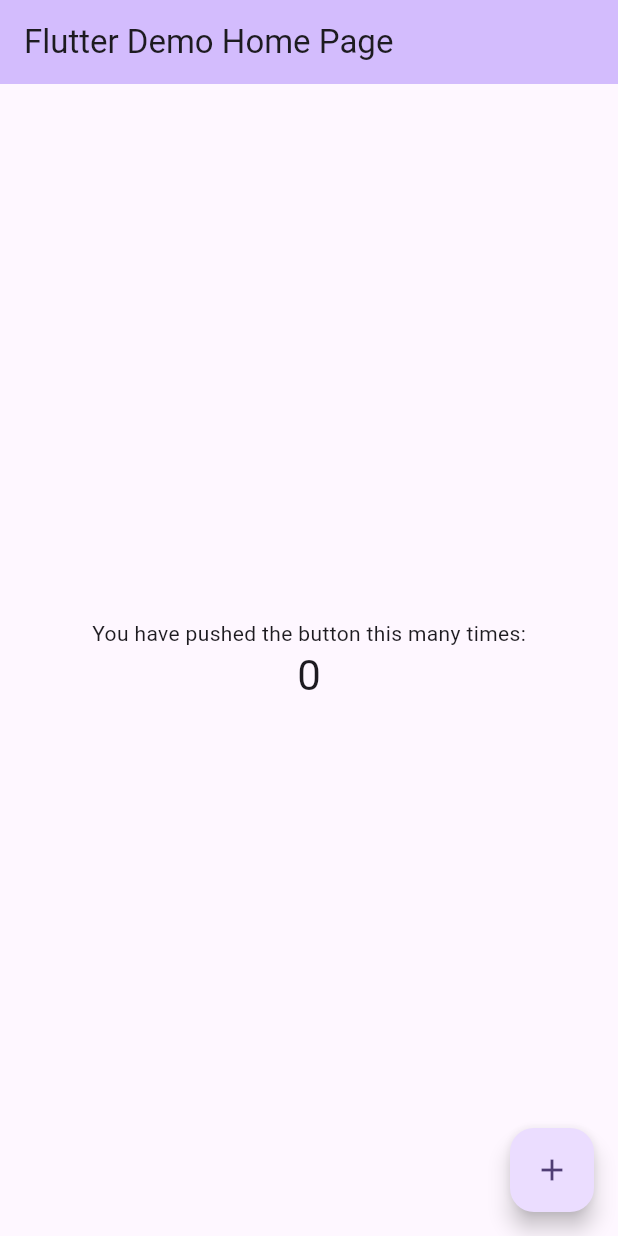
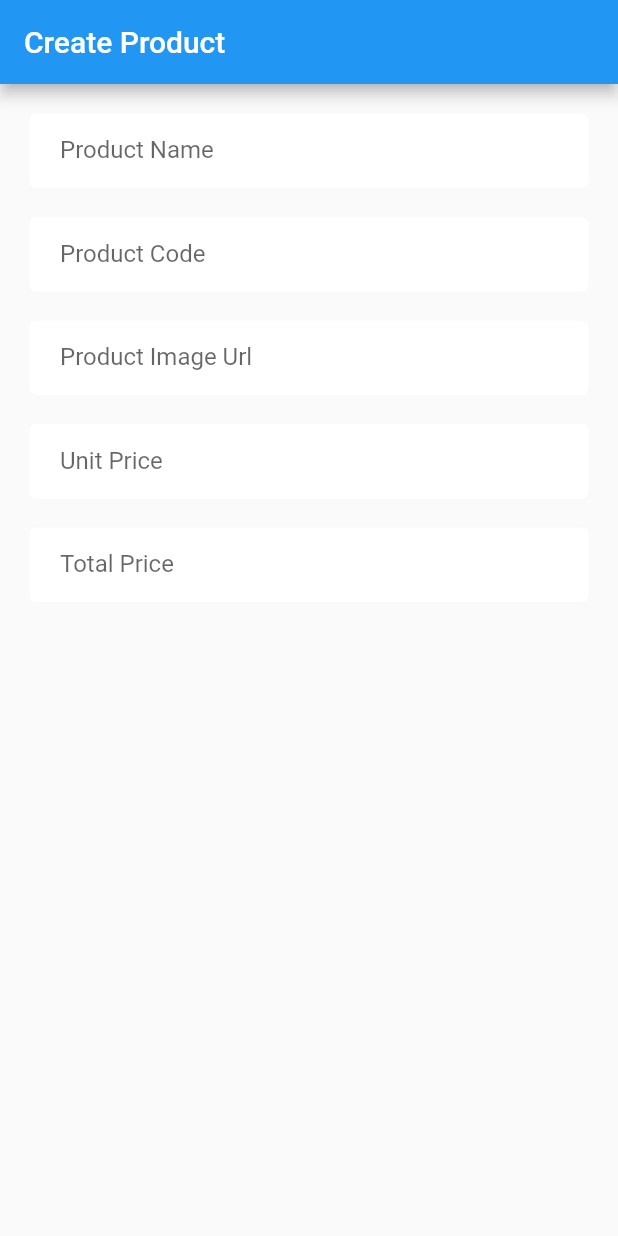
Before and after one commit to fakhruddin07/crud_with_rest_api_in_flutter, a Flutter app: the screen it shows after launch, on a phone screen of 412 x 824 dp. Run offline on Flutter 3.47's test engine with Material 2 defaults, Android fonts, the phone set to English and light mode, and no system bars.

Commit message:
makes custom color code and custom textfield

```diff
--- a/lib/Screen/product_create_screen.dart
+++ b/lib/Screen/product_create_screen.dart
@@ -0,0 +1,62 @@
+import 'package:crud_with_rest_api_in_flutter/Style/style.dart';
+import 'package:flutter/material.dart';
+
+class ProductCreateScreen extends StatefulWidget {
+  const ProductCreateScreen({super.key});
+
+  @override
+  State<ProductCreateScreen> createState() => _ProductCreateScreenState();
+}
+
+class _ProductCreateScreenState extends State<ProductCreateScreen> {
+  @override
+  Widget build(BuildContext context) {
+    return Scaffold(
+      appBar: AppBar(
+        title: const Text("Create Product"),
+      ),
+      body: Stack(
+        children: [
+          Container(
+            child: SingleChildScrollView(
+              padding: const EdgeInsets.all(20),
+              child: Column(
+                children: [
+                  TextFormField(
+                    onChanged: (value) {},
+                    decoration: AppInputDecoration("Product Name"),
+                  ),
+                  const SizedBox(height: 20),
+
+                  TextFormField(
+                    onChanged: (value) {},
+                    decoration: AppInputDecoration("Product Code"),
+                  ),
+                  const SizedBox(height: 20),
+
+                  TextFormField(
+                    onChanged: (value) {},
+                    decoration: AppInputDecoration("Product Image Url"),
+                  ),
+                  const SizedBox(height: 20),
+
+                  TextFormField(
+                    onChanged: (value) {},
+                    decoration: AppInputDecoration("Unit Price"),
+                  ),
+                  const SizedBox(height: 20),
+
+                  TextFormField(
+                    onChanged: (value) {},
+                    decoration: AppInputDecoration("Total Price"),
+                  ),
+                  const SizedBox(height: 20),
+                ],
+              ),
+            ),
+          ),
+        ],
+      ),
+    );
+  }
+}
--- a/lib/Style/style.dart
+++ b/lib/Style/style.dart
@@ -0,0 +1,22 @@
+import 'package:flutter/material.dart';
+
+const colorRed = Color.fromRGBO(231, 28, 36, 1);
+const colorGreen = Color.fromRGBO(33, 191, 115, 1);
+const colorWhite = Color.fromRGBO(255,255, 255, 1);
+const colorDarkBlue = Color.fromRGBO(231, 28, 36, 1);
+
+InputDecoration AppInputDecoration(label){
+  return InputDecoration(
+    border: const OutlineInputBorder(),
+    focusedBorder: const OutlineInputBorder(
+      borderSide: BorderSide(color: colorGreen, width: 1)
+    ),
+    fillColor: colorWhite,
+    filled: true,
+    enabledBorder: const OutlineInputBorder(
+        borderSide: BorderSide(color: colorWhite, width: 0)
+    ),
+    contentPadding: const EdgeInsets.fromLTRB(20, 10, 10, 20),
+    labelText: label,
+  );
+}
--- a/lib/main.dart
+++ b/lib/main.dart
@@ -1,3 +1,4 @@
+import 'package:crud_with_rest_api_in_flutter/Screen/product_create_screen.dart';
 import 'package:flutter/material.dart';
 
 void main() {
@@ -10,115 +11,13 @@ class MyApp extends StatelessWidget {
   @override
   Widget build(BuildContext context) {
     return MaterialApp(
-      title: 'CRUD With REST API',
+      title: 'Flutter CRUD With REST API',
+      debugShowCheckedModeBanner: false,
       theme: ThemeData(
-        // This is the theme of your application.
-        //
-        // TRY THIS: Try running your application with "flutter run". You'll see
-        // the application has a blue toolbar. Then, without quitting the app,
-        // try changing the seedColor in the colorScheme below to Colors.green
-        // and then invoke "hot reload" (save your changes or press the "hot
-        // reload" button in a Flutter-supported IDE, or press "r" if you used
-        // the command line to start the app).
-        //
-        // Notice that the counter didn't reset back to zero; the application
-        // state is not lost during the reload. To reset the state, use hot
-        // restart instead.
-        //
-        // This works for code too, not just values: Most code changes can be
-        // tested with just a hot reload.
-        colorScheme: ColorScheme.fromSeed(seedColor: Colors.deepPurple),
-        useMaterial3: true,
+        // colorScheme: ColorScheme.fromSeed(seedColor: Colors.deepPurple),
+        // useMaterial3: true,
       ),
-      home: const MyHomePage(title: 'Flutter Demo Home Page'),
+      home: const ProductCreateScreen(),
     );
   }
 }
-
-class MyHomePage extends StatefulWidget {
-  const MyHomePage({super.key, required this.title});
-
-  // This widget is the home page of your application. It is stateful, meaning
-  // that it has a State object (defined below) that contains fields that affect
-  // how it looks.
-
-  // This class is the configuration for the state. It holds the values (in this
-  // case the title) provided by the parent (in this case the App widget) and
-  // used by the build method of the State. Fields in a Widget subclass are
-  // always marked "final".
-
-  final String title;
-
-  @override
-  State<MyHomePage> createState() => _MyHomePageState();
-}
-
-class _MyHomePageState extends State<MyHomePage> {
-  int _counter = 0;
-
-  void _incrementCounter() {
-    setState(() {
-      // This call to setState tells the Flutter framework that something has
-      // changed in this State, which causes it to rerun the build method below
-      // so that the display can reflect the updated values. If we changed
-      // _counter without calling setState(), then the build method would not be
-      // called again, and so nothing would appear to happen.
-      _counter++;
-    });
-  }
-
-  @override
-  Widget build(BuildContext context) {
-    // This method is rerun every time setState is called, for instance as done
-    // by the _incrementCounter method above.
-    //
-    // The Flutter framework has been optimized to make rerunning build methods
-    // fast, so that you can just rebuild anything that needs updating rather
-    // than having to individually change instances of widgets.
-    return Scaffold(
-      appBar: AppBar(
-        // TRY THIS: Try changing the color here to a specific color (to
-        // Colors.amber, perhaps?) and trigger a hot reload to see the AppBar
-        // change color while the other colors stay the same.
-        backgroundColor: Theme.of(context).colorScheme.inversePrimary,
-        // Here we take the value from the MyHomePage object that was created by
-        // the App.build method, and use it to set our appbar title.
-        title: Text(widget.title),
-      ),
-      body: Center(
-        // Center is a layout widget. It takes a single child and positions it
-        // in the middle of the parent.
-        child: Column(
-          // Column is also a layout widget. It takes a list of children and
-          // arranges them vertically. By default, it sizes itself to fit its
-          // children horizontally, and tries to be as tall as its parent.
-          //
-          // Column has various properties to control how it sizes itself and
-          // how it positions its children. Here we use mainAxisAlignment to
-          // center the children vertically; the main axis here is the vertical
-          // axis because Columns are vertical (the cross axis would be
-          // horizontal).
-          //
-          // TRY THIS: Invoke "debug painting" (choose the "Toggle Debug Paint"
-          // action in the IDE, or press "p" in the console), to see the
-          // wireframe for each widget.
-          mainAxisAlignment: MainAxisAlignment.center,
-          children: <Widget>[
-            const Text(
-              'You have pushed the button this many times:',
-            ),
-            Text(
-              '$_counter',
-              style: Theme.of(context).textTheme.headlineMedium,
-            ),
-          ],
-        ),
-      ),
-      floatingActionButton: FloatingActionButton(
-        onPressed: _incrementCounter,
-        tooltip: 'Increment',
-        child: const Icon(Icons.add),
-      ), // This trailing comma makes auto-formatting nicer for build methods.
-    );
-  }
-}
--- a/pubspec.yaml
+++ b/pubspec.yaml
@@ -32,6 +32,7 @@ dependencies:
     sdk: flutter
   cupertino_icons: ^1.0.2
   http: ^1.1.0
+  flutter_svg: ^2.0.7
 
 dev_dependencies:
   flutter_test:
```
Also changed, not shown: pubspec.lock.
